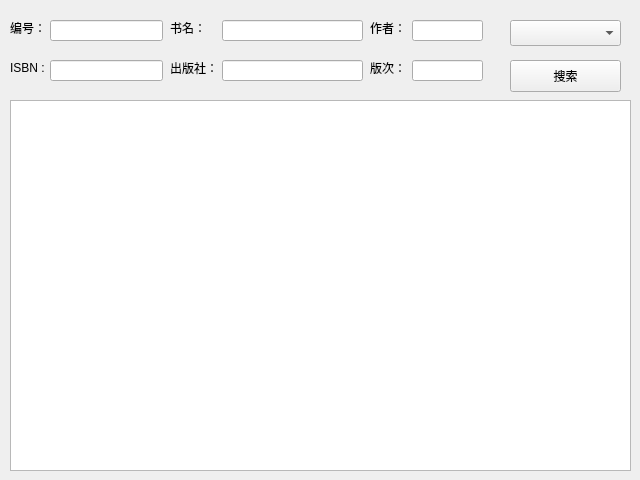
This is search.ui in duule/LMS as Qt 5 draws it before an edit. The edited form follows.
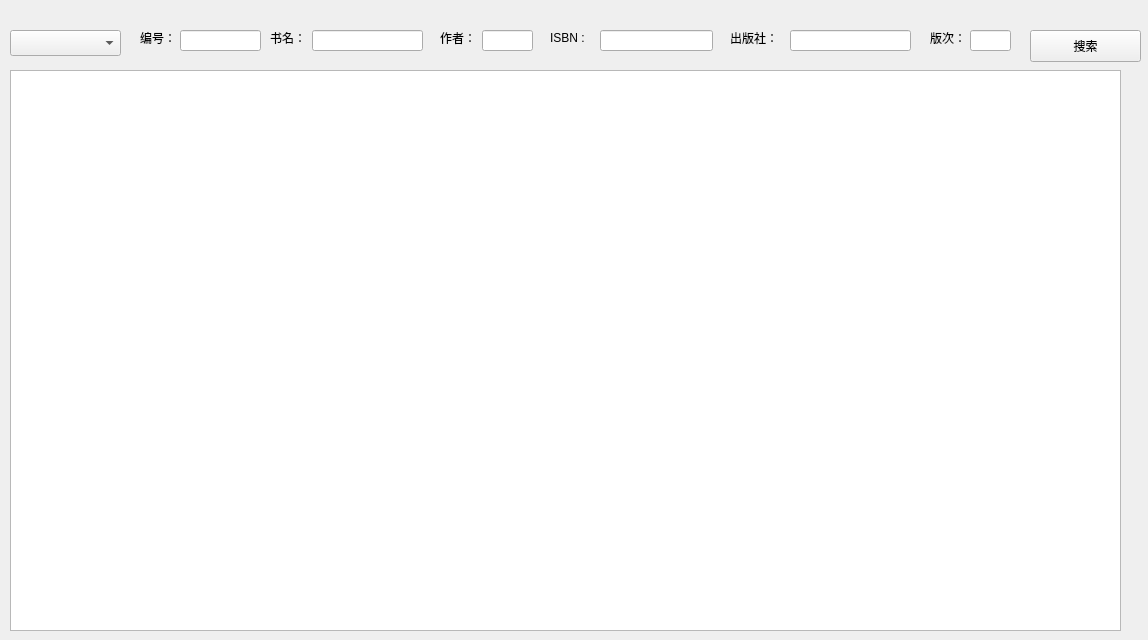
This is the edited form.

What changed in the file:
```diff
--- a/search.ui
+++ b/search.ui
@@ -6,8 +6,8 @@
    <rect>
     <x>0</x>
     <y>0</y>
-    <width>640</width>
-    <height>480</height>
+    <width>1148</width>
+    <height>640</height>
    </rect>
   </property>
   <property name="windowTitle">
@@ -16,9 +16,9 @@
   <widget class="QLineEdit" name="tf_author">
    <property name="geometry">
     <rect>
-     <x>412</x>
-     <y>20</y>
-     <width>71</width>
+     <x>482</x>
+     <y>30</y>
+     <width>51</width>
      <height>21</height>
     </rect>
    </property>
@@ -26,9 +26,9 @@
   <widget class="QLineEdit" name="tf_name">
    <property name="geometry">
     <rect>
-     <x>222</x>
-     <y>20</y>
-     <width>141</width>
+     <x>312</x>
+     <y>30</y>
+     <width>111</width>
      <height>21</height>
     </rect>
    </property>
@@ -36,9 +36,9 @@
   <widget class="QLineEdit" name="tf_id">
    <property name="geometry">
     <rect>
-     <x>50</x>
-     <y>20</y>
-     <width>113</width>
+     <x>180</x>
+     <y>30</y>
+     <width>81</width>
      <height>21</height>
     </rect>
    </property>
@@ -46,8 +46,8 @@
   <widget class="QLineEdit" name="tf_isbn">
    <property name="geometry">
     <rect>
-     <x>50</x>
-     <y>60</y>
+     <x>600</x>
+     <y>30</y>
      <width>113</width>
      <height>21</height>
     </rect>
@@ -56,9 +56,9 @@
   <widget class="QLineEdit" name="tf_press">
    <property name="geometry">
     <rect>
-     <x>222</x>
-     <y>60</y>
-     <width>141</width>
+     <x>790</x>
+     <y>30</y>
+     <width>121</width>
      <height>21</height>
     </rect>
    </property>
@@ -66,9 +66,9 @@
   <widget class="QLineEdit" name="tf_edition">
    <property name="geometry">
     <rect>
-     <x>412</x>
-     <y>60</y>
-     <width>71</width>
+     <x>970</x>
+     <y>30</y>
+     <width>41</width>
      <height>21</height>
     </rect>
    </property>
@@ -76,8 +76,8 @@
   <widget class="QPushButton" name="btn_search">
    <property name="geometry">
     <rect>
-     <x>510</x>
-     <y>60</y>
+     <x>1030</x>
+     <y>30</y>
      <width>111</width>
      <height>32</height>
     </rect>
@@ -89,8 +89,8 @@
   <widget class="QLabel" name="label">
    <property name="geometry">
     <rect>
-     <x>10</x>
-     <y>20</y>
+     <x>140</x>
+     <y>30</y>
      <width>31</width>
      <height>16</height>
     </rect>
@@ -102,8 +102,8 @@
   <widget class="QLabel" name="label_2">
    <property name="geometry">
     <rect>
-     <x>170</x>
-     <y>20</y>
+     <x>270</x>
+     <y>30</y>
      <width>31</width>
      <height>16</height>
     </rect>
@@ -115,8 +115,8 @@
   <widget class="QLabel" name="label_3">
    <property name="geometry">
     <rect>
-     <x>370</x>
-     <y>20</y>
+     <x>440</x>
+     <y>30</y>
      <width>31</width>
      <height>16</height>
     </rect>
@@ -128,8 +128,8 @@
   <widget class="QLabel" name="label_5">
    <property name="geometry">
     <rect>
-     <x>10</x>
-     <y>60</y>
+     <x>550</x>
+     <y>30</y>
      <width>41</width>
      <height>16</height>
     </rect>
@@ -141,8 +141,8 @@
   <widget class="QLabel" name="label_6">
    <property name="geometry">
     <rect>
-     <x>370</x>
-     <y>60</y>
+     <x>930</x>
+     <y>30</y>
      <width>31</width>
      <height>16</height>
     </rect>
@@ -154,8 +154,8 @@
   <widget class="QLabel" name="label_7">
    <property name="geometry">
     <rect>
-     <x>170</x>
-     <y>60</y>
+     <x>730</x>
+     <y>30</y>
      <width>51</width>
      <height>16</height>
     </rect>
@@ -167,8 +167,8 @@
   <widget class="QComboBox" name="cb_ztid">
    <property name="geometry">
     <rect>
-     <x>510</x>
-     <y>20</y>
+     <x>10</x>
+     <y>30</y>
      <width>111</width>
      <height>26</height>
     </rect>
@@ -178,9 +178,9 @@
    <property name="geometry">
     <rect>
      <x>10</x>
-     <y>100</y>
-     <width>621</width>
-     <height>371</height>
+     <y>70</y>
+     <width>1111</width>
+     <height>561</height>
     </rect>
    </property>
   </widget>
```
